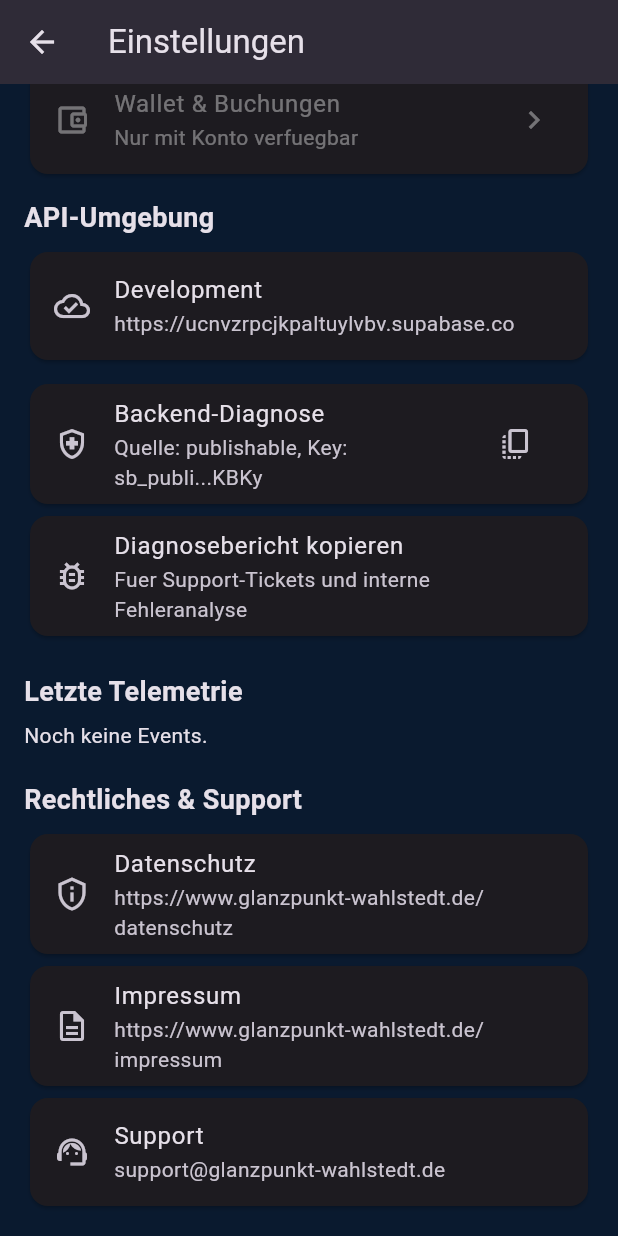
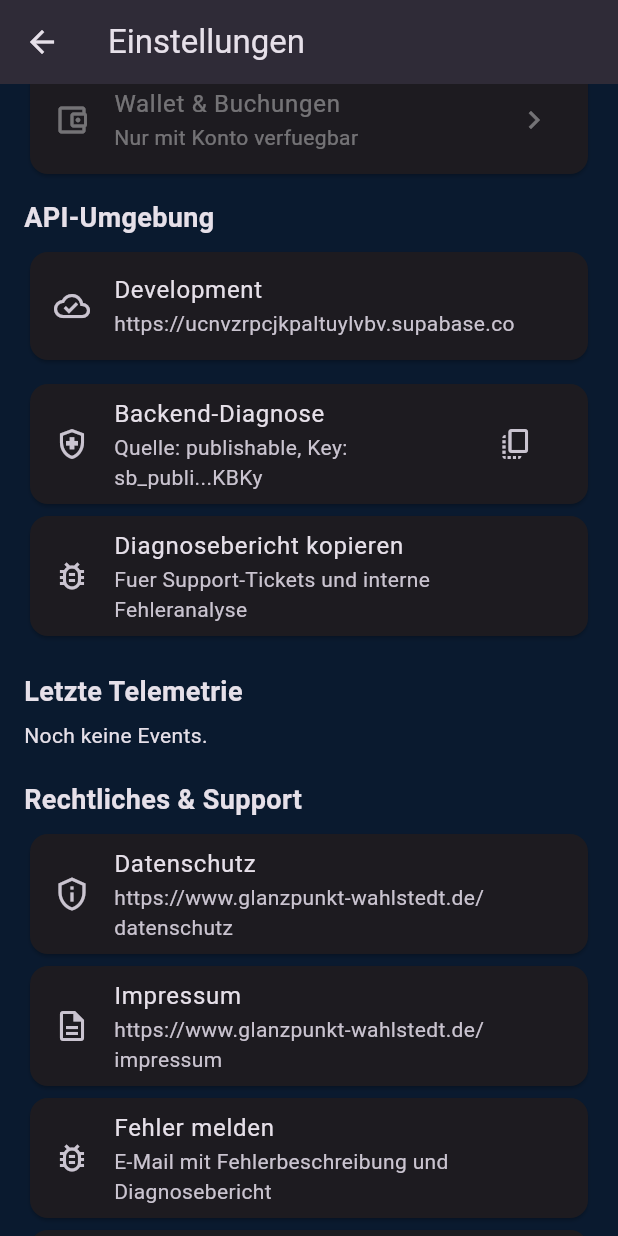
Before and after one commit to Boyna69/glanzpunkt_app, a Flutter app: the SettingsScreen screen opened by its route, scrolled down 128 dp, on a phone screen of 412 x 824 dp. Run offline on Flutter 3.47's test engine with Material 3 defaults, Android fonts, the light colour scheme and no system bars; our stand-ins replace share_plus, shared_preferences, supabase_flutter; missing offline and left inert: mobile_scanner; accounts and stored records are empty; statements that could not run were skipped.

Commit message:
Add tester issue-report mail flow in settings

```diff
--- a/lib/screens/settings_screen.dart
+++ b/lib/screens/settings_screen.dart
@@ -66,6 +66,33 @@ class SettingsScreen extends StatelessWidget {
         'Plattform: $platform\n'
         'Customer-TopUp aktiv: ${AppConfig.customerTopUpEnabled ? 'ja' : 'nein'}\n\n'
         '${_buildBackendDiagnostics(auth, env)}';
+  }
+
+  String _buildSupportMailBody(AuthService auth, EnvironmentService env) {
+    final role = _labelForRole(auth.profileRole);
+    return 'Hallo Glanzpunkt Support,\n\n'
+        'ich moechte einen Fehler melden.\n\n'
+        'Was ist passiert?\n'
+        '- ...\n\n'
+        'Erwartetes Verhalten:\n'
+        '- ...\n\n'
+        'Schritte zur Reproduktion:\n'
+        '1. ...\n'
+        '2. ...\n'
+        '3. ...\n\n'
+        'Konto-Typ: $role\n\n'
+        '${_buildDiagnosticsReport(auth, env)}\n';
+  }
+
+  Uri _buildSupportMailUri(AuthService auth, EnvironmentService env) {
+    return Uri(
+      scheme: 'mailto',
+      path: AppConfig.supportEmail,
+      queryParameters: {
+        'subject': 'Glanzpunkt App - Fehlerbericht',
+        'body': _buildSupportMailBody(auth, env),
+      },
+    );
   }
 
   Future<void> _confirmAndDeleteAccount(BuildContext context) async {
@@ -196,6 +223,7 @@ class SettingsScreen extends StatelessWidget {
     final env = context.watch<EnvironmentService>();
     final analytics = context.watch<AnalyticsService>();
     final recentAnalytics = analytics.recentEvents(limit: 8);
+    final supportIssueUri = _buildSupportMailUri(auth, env);
 
     return Scaffold(
       appBar: AppBar(title: const Text('Einstellungen')),
@@ -424,6 +452,23 @@ class SettingsScreen extends StatelessWidget {
           ),
           Card(
             child: ListTile(
+              leading: const Icon(Icons.bug_report_outlined),
+              title: const Text('Fehler melden'),
+              subtitle: const Text(
+                'E-Mail mit Fehlerbeschreibung und Diagnosebericht',
+              ),
+              onTap: () async {
+                await _openExternalUri(
+                  context,
+                  uri: supportIssueUri,
+                  fallbackTitle: 'Fehler melden',
+                  fallbackValue: _buildSupportMailBody(auth, env),
+                );
+              },
+            ),
+          ),
+          Card(
+            child: ListTile(
               leading: const Icon(Icons.support_agent_outlined),
               title: const Text('Support'),
               subtitle: Text(AppConfig.supportEmail),
```
